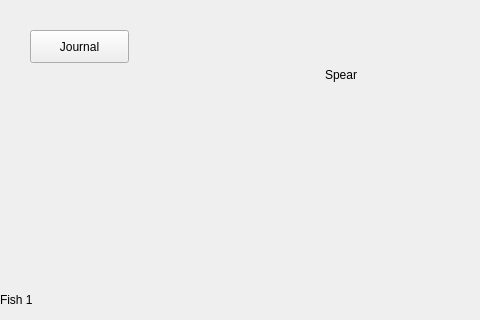
Old version of the form A8/view.ui in the repository University-of-Utah-CS3505/a8-edu-app-xing-liu123; both pictures show x 0 to 480 and y 0 to 320 of the 800 by 600 pixel window.
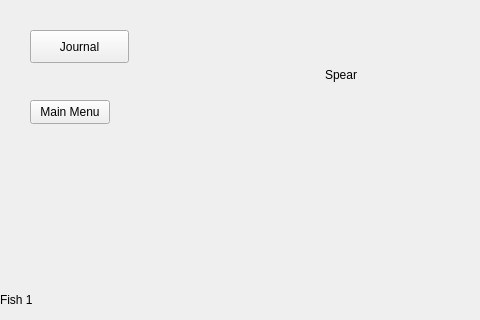
New version of the form. The open tabs and pages were chosen to show the change.

Commit message: commit 5.9 : added button to go back to main menu and fixed bugs with the quiz testing button.

What changed in the file:
```diff
--- a/A8/view.ui
+++ b/A8/view.ui
@@ -286,6 +286,19 @@
        <string>Journal</string>
       </property>
      </widget>
+     <widget class="QPushButton" name="return2MenuButton">
+      <property name="geometry">
+       <rect>
+        <x>30</x>
+        <y>100</y>
+        <width>80</width>
+        <height>24</height>
+       </rect>
+      </property>
+      <property name="text">
+       <string>Main Menu</string>
+      </property>
+     </widget>
     </widget>
     <widget class="QWidget" name="JournalPage">
      <property name="mouseTracking">
```
Left out of the diff: 18 changed lines with no effect on the pictures. The commit also changes 3 other files.
